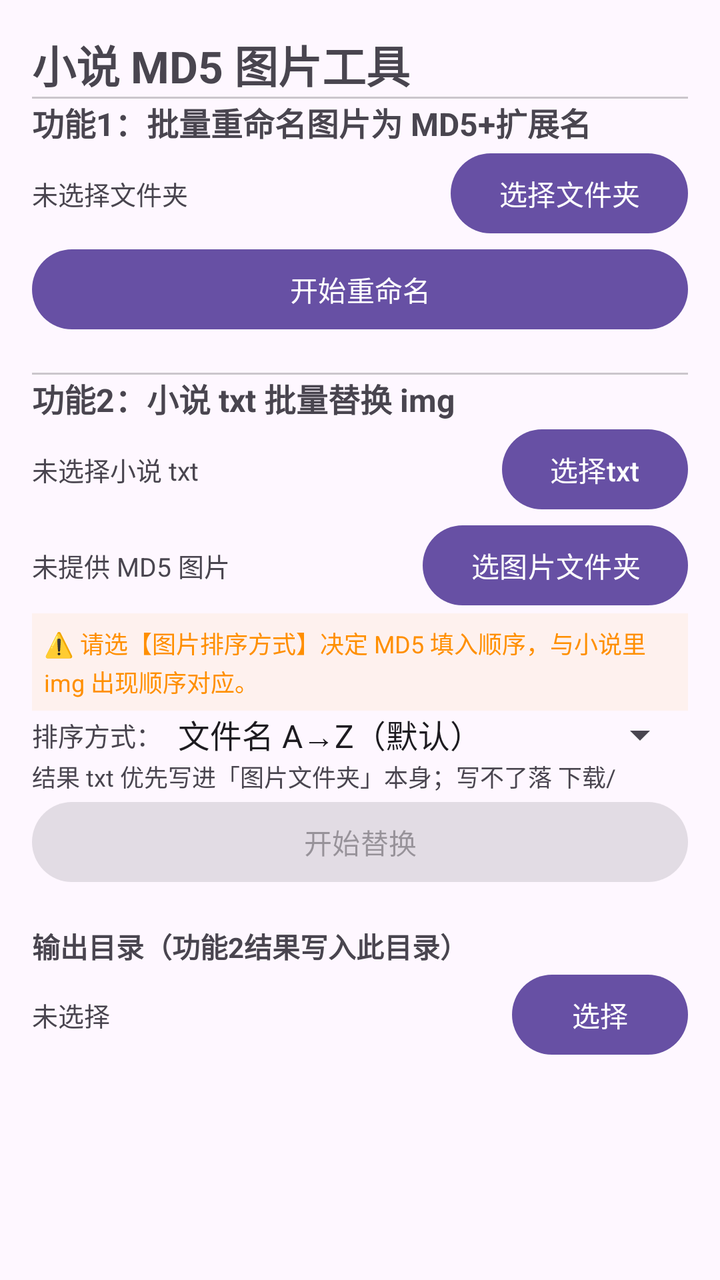
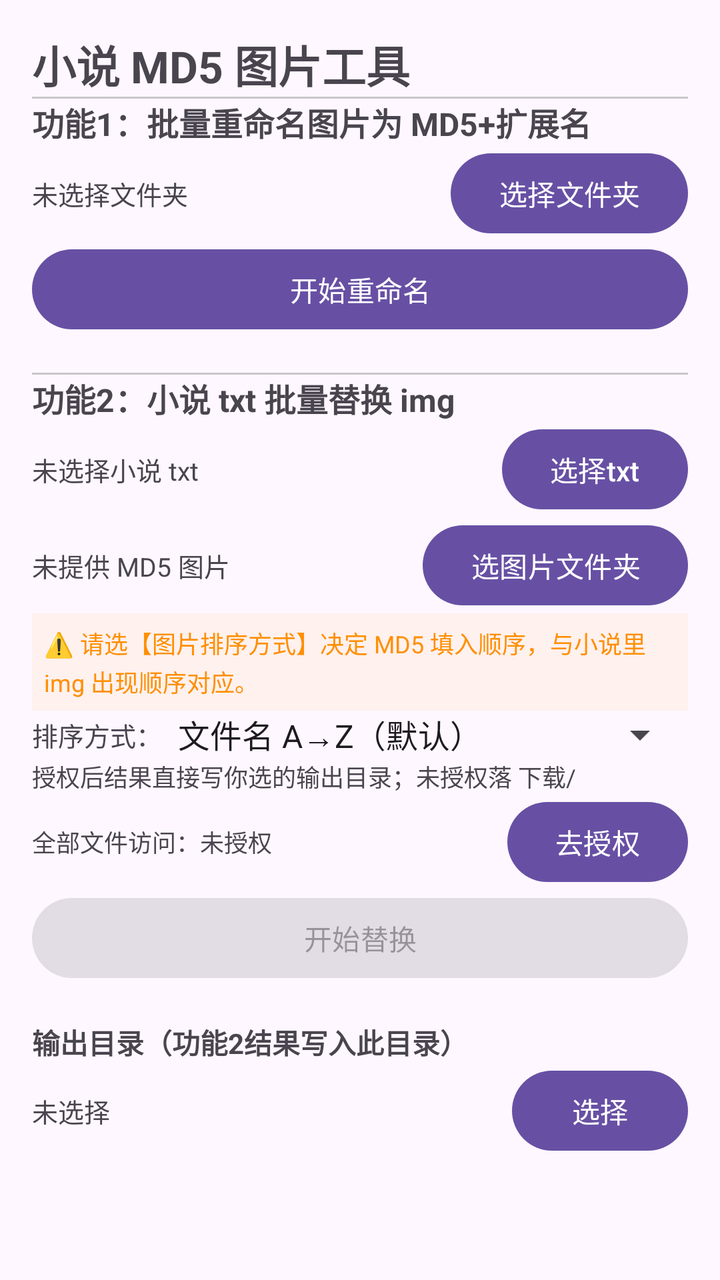

Two renders of the same Android screen: before a commit and after it. Below are the layout's source before the change and the commit's diff.
<!-- AndroidManifest.xml: application theme Theme.Material3.DayNight.NoActionBar -->
<!-- res/layout/activity_main.xml -->
<?xml version="1.0" encoding="utf-8"?>
<ScrollView xmlns:android="http://schemas.android.com/apk/res/android"
    android:layout_width="match_parent"
    android:layout_height="match_parent"
    android:padding="16dp">

    <LinearLayout
        android:layout_width="match_parent"
        android:layout_height="wrap_content"
        android:orientation="vertical">

        
        <TextView
            android:layout_width="match_parent"
            android:layout_height="wrap_content"
            android:text="小说 MD5 图片工具"
            android:textSize="22sp"
            android:textStyle="bold" />

        <View
            android:layout_width="match_parent"
            android:layout_height="1dp"
            android:background="#33000000" />

        
        <TextView
            android:layout_width="match_parent"
            android:layout_height="wrap_content"
            android:text="功能1：批量重命名图片为 MD5+扩展名"
            android:textSize="16sp"
            android:textStyle="bold" />

        <LinearLayout
            android:layout_width="match_parent"
            android:layout_height="wrap_content"
            android:orientation="horizontal">

            <TextView
                android:id="@+id/tvImgDir"
                android:layout_width="0dp"
                android:layout_height="wrap_content"
                android:layout_weight="1"
                android:layout_gravity="center_vertical"
                android:text="未选择文件夹"
                android:textSize="13sp"
                android:maxLines="1"
                android:ellipsize="end" />

            <Button
                android:id="@+id/btnPickImgDir"
                android:layout_width="wrap_content"
                android:layout_height="wrap_content"
                android:text="选择文件夹" />
        </LinearLayout>

        <Button
            android:id="@+id/btnDoRename"
            android:layout_width="match_parent"
            android:layout_height="wrap_content"
            android:text="开始重命名" />

        <ProgressBar
            android:id="@+id/progressRename"
            style="?android:attr/progressBarStyleHorizontal"
            android:layout_width="match_parent"
            android:layout_height="wrap_content"
            android:max="100"
            android:visibility="gone" />

        <TextView
            android:id="@+id/tvRenameResult"
            android:layout_width="match_parent"
            android:layout_height="wrap_content"
            android:text=""
            android:textSize="13sp"
            android:lineSpacingExtra="3dp" />

        <View
            android:layout_width="match_parent"
            android:layout_height="1dp"
            android:background="#33000000" />

        
        <TextView
            android:layout_width="match_parent"
            android:layout_height="wrap_content"
            android:text="功能2：小说 txt 批量替换 img"
            android:textSize="16sp"
            android:textStyle="bold" />

        <LinearLayout
            android:layout_width="match_parent"
            android:layout_height="wrap_content"
            android:orientation="horizontal">

            <TextView
                android:id="@+id/tvNovelFile"
                android:layout_width="0dp"
                android:layout_height="wrap_content"
                android:layout_weight="1"
                android:layout_gravity="center_vertical"
                android:text="未选择小说 txt"
                android:textSize="13sp"
                android:maxLines="1"
                android:ellipsize="end" />

            <Button
                android:id="@+id/btnPickNovel"
                android:layout_width="wrap_content"
                android:layout_height="wrap_content"
                android:text="选择txt" />
        </LinearLayout>

        <LinearLayout
            android:layout_width="match_parent"
            android:layout_height="wrap_content"
            android:orientation="horizontal">

            <TextView
                android:id="@+id/tvMd5Count"
                android:layout_width="0dp"
                android:layout_height="wrap_content"
                android:layout_weight="1"
                android:layout_gravity="center_vertical"
                android:text="未提供 MD5 图片"
                android:textSize="13sp"
                android:maxLines="1"
                android:ellipsize="end" />

            <Button
                android:id="@+id/btnPickMd5Dir"
                android:layout_width="wrap_content"
                android:layout_height="wrap_content"
                android:text="选图片文件夹" />
        </LinearLayout>

        <TextView
            android:id="@+id/tvMd5OrderHint"
            android:layout_width="match_parent"
            android:layout_height="wrap_content"
            android:text="⚠️ 请选【图片排序方式】决定 MD5 填入顺序，与小说里 img 出现顺序对应。"
            android:textSize="12sp"
            android:textColor="#FF8F00"
            android:lineSpacingExtra="2dp"
            android:background="#11FF8F00"
            android:padding="6dp" />

        <LinearLayout
            android:layout_width="match_parent"
            android:layout_height="wrap_content"
            android:orientation="horizontal"
            android:gravity="center_vertical">

            <TextView
                android:layout_width="wrap_content"
                android:layout_height="wrap_content"
                android:text="排序方式："
                android:textSize="13sp" />

            <Spinner
                android:id="@+id/spinnerMd5Order"
                android:layout_width="0dp"
                android:layout_height="wrap_content"
                android:layout_weight="1"
                android:entries="@array/md5_order_entries" />
        </LinearLayout>

        
        <LinearLayout
            android:layout_width="match_parent"
            android:layout_height="wrap_content"
            android:orientation="horizontal"
            android:gravity="center_vertical">

            <TextView
                android:id="@+id/tvOutHint"
                android:layout_width="0dp"
                android:layout_height="wrap_content"
                android:layout_weight="1"
                android:text="结果 txt 优先写进「图片文件夹」本身；写不了落 下载/"
                android:textSize="12sp" />

        </LinearLayout>

        <Button
            android:id="@+id/btnDoNovel"
            android:layout_width="match_parent"
            android:layout_height="wrap_content"
            android:text="开始替换"
            android:enabled="false" />

        <TextView
            android:id="@+id/tvNovelResult"
            android:layout_width="match_parent"
            android:layout_height="wrap_content"
            android:text=""
            android:textSize="13sp"
            android:lineSpacingExtra="3dp" />

        
        <TextView
            android:layout_width="match_parent"
            android:layout_height="wrap_content"
            android:text="输出目录（功能2结果写入此目录）"
            android:textSize="14sp"
            android:textStyle="bold" />

        <LinearLayout
            android:layout_width="match_parent"
            android:layout_height="wrap_content"
            android:orientation="horizontal">

            <TextView
                android:id="@+id/tvOutDir"
                android:layout_width="0dp"
                android:layout_height="wrap_content"
                android:layout_weight="1"
                android:layout_gravity="center_vertical"
                android:text="未选择"
                android:textSize="13sp"
                android:maxLines="1"
                android:ellipsize="end" />

            <Button
                android:id="@+id/btnPickOutDir"
                android:layout_width="wrap_content"
                android:layout_height="wrap_content"
                android:text="选择" />
        </LinearLayout>

    </LinearLayout>
</ScrollView>
<!-- resources referenced by this layout -->
<resources>
  <string-array name="md5_order_entries">
          <item>文件名 A→Z（默认）</item>
          <item>文件名 Z→A</item>
          <item>修改时间 旧→新</item>
          <item>修改时间 新→旧</item>
          <item>文件大小 小→大</item>
          <item>文件大小 大→小</item>
      </string-array>
</resources>

<!-- the commit's change to res/layout/activity_main.xml (unified diff, before → after) -->
@@ -177,9 +177,31 @@
                 android:layout_width="0dp"
                 android:layout_height="wrap_content"
                 android:layout_weight="1"
-                android:text="结果 txt 优先写进「图片文件夹」本身；写不了落 下载/"
+                android:text="授权后结果直接写你选的输出目录；未授权落 下载/"
                 android:textSize="12sp" />
 
+        </LinearLayout>
+
+        
+        <LinearLayout
+            android:layout_width="match_parent"
+            android:layout_height="wrap_content"
+            android:orientation="horizontal"
+            android:gravity="center_vertical">
+
+            <TextView
+                android:id="@+id/tvAllFilesStatus"
+                android:layout_width="0dp"
+                android:layout_height="wrap_content"
+                android:layout_weight="1"
+                android:text="全部文件访问：未授权"
+                android:textSize="12sp" />
+
+            <Button
+                android:id="@+id/btnGrantAllFiles"
+                android:layout_width="wrap_content"
+                android:layout_height="wrap_content"
+                android:text="去授权" />
         </LinearLayout>
 
         <Button
